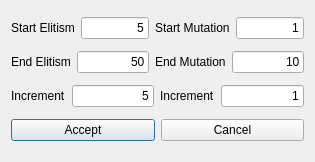
Above: customtestdialog.ui from xQsme/RLP_Qt before the change. Below: the same form after it.
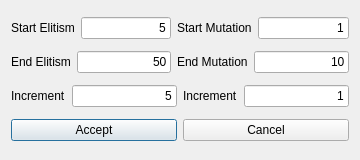
That is the form after the change.

Patch:
```diff
--- a/customtestdialog.ui
+++ b/customtestdialog.ui
@@ -6,8 +6,8 @@
    <rect>
     <x>0</x>
     <y>0</y>
-    <width>315</width>
-    <height>162</height>
+    <width>360</width>
+    <height>160</height>
    </rect>
   </property>
   <property name="windowTitle">
```
